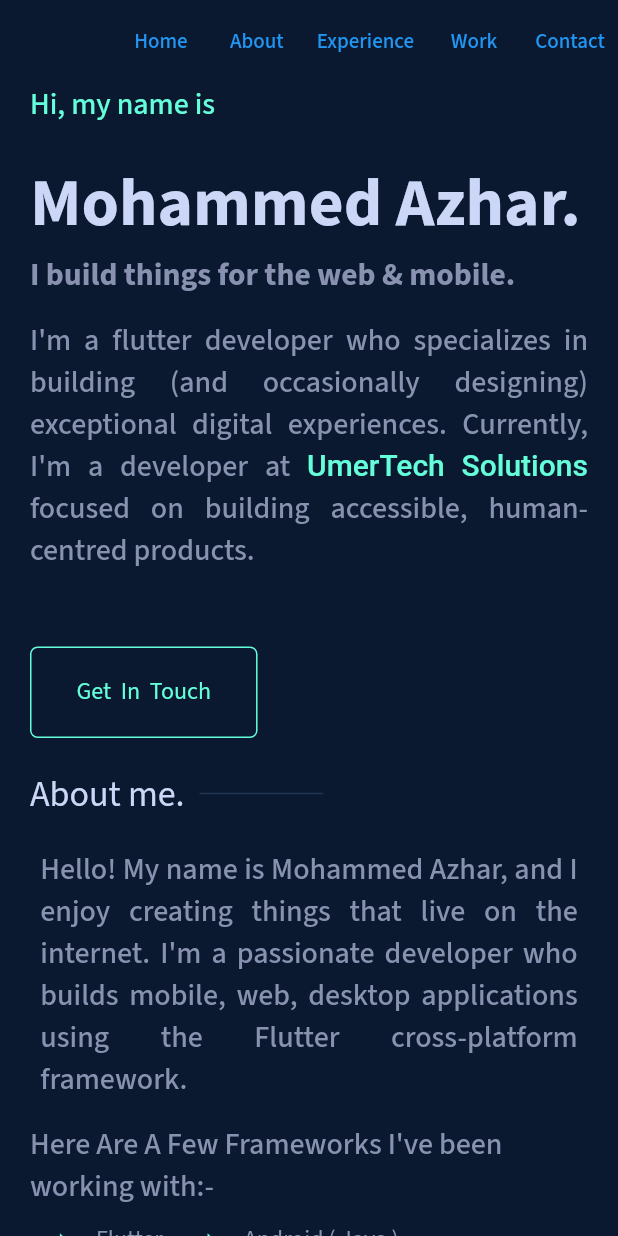
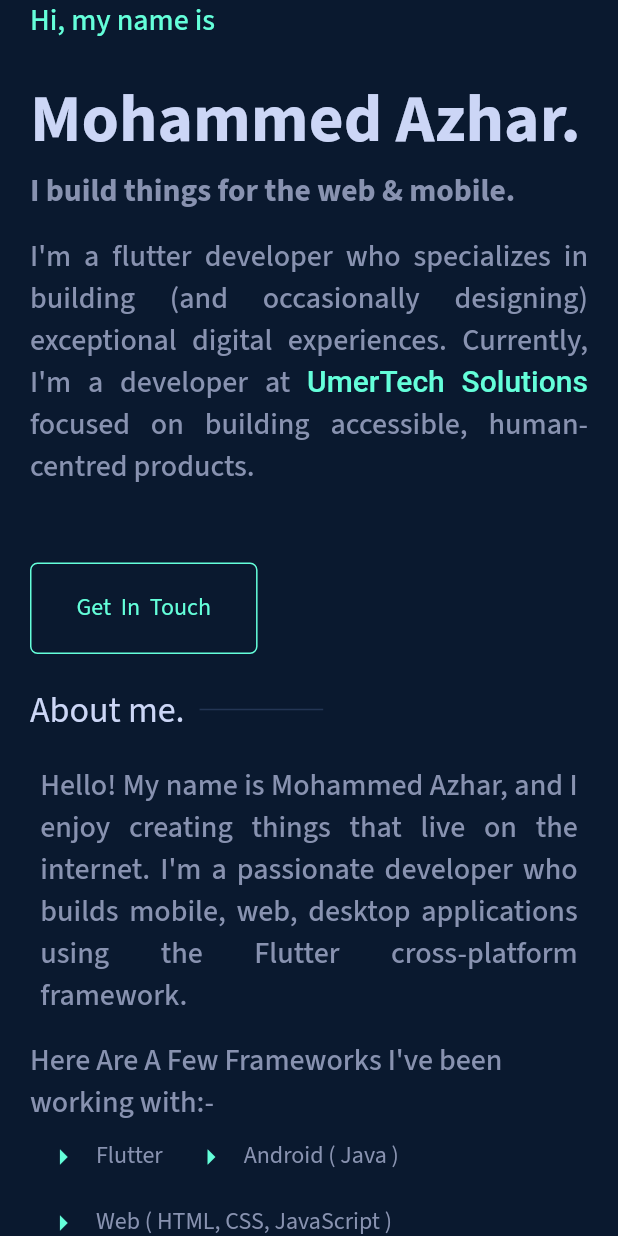
Before and after one commit to AzharKV/MyProfile, a Flutter app: the screen it shows after launch, on a phone screen of 412 x 824 dp. Run offline on Flutter 3.47's test engine with Material 2 defaults, Android fonts, the phone set to English and light mode, and no system bars; drawn by our look-alikes of auto_size_text; our stand-ins replace font_awesome_flutter, get, google_fonts.

Commit message:
hide appbar

```diff
--- a/lib/view/home.dart
+++ b/lib/view/home.dart
@@ -8,22 +8,24 @@ class Home extends StatelessWidget {
   @override
   Widget build(BuildContext context) {
     return Scaffold(
-      appBar: AppBar(
-        automaticallyImplyLeading: false,
-        actions: [
-          TextButton(onPressed: () {}, child: Text("Home")),
-          TextButton(onPressed: () {}, child: Text("About")),
-          TextButton(onPressed: () {}, child: Text("Experience")),
-          TextButton(onPressed: () {}, child: Text("Work")),
-          TextButton(onPressed: () {}, child: Text("Contact")),
-        ],
-      ),
-      body: Row(
-        children: [
-          if (!Responsive.isMobile(context)) LeftSection(),
-          Expanded(child: ContentSection()),
-          if (!Responsive.isMobile(context)) RightSection(),
-        ],
+      // appBar: AppBar(
+      //   automaticallyImplyLeading: false,
+      //   actions: [
+      //     TextButton(onPressed: () {}, child: Text("Home")),
+      //     TextButton(onPressed: () {}, child: Text("About")),
+      //     TextButton(onPressed: () {}, child: Text("Experience")),
+      //     TextButton(onPressed: () {}, child: Text("Work")),
+      //     TextButton(onPressed: () {}, child: Text("Contact")),
+      //   ],
+      // ),
+      body: SafeArea(
+        child: Row(
+          children: [
+            if (!Responsive.isMobile(context)) LeftSection(),
+            Expanded(child: ContentSection()),
+            if (!Responsive.isMobile(context)) RightSection(),
+          ],
+        ),
       ),
     );
   }
```
